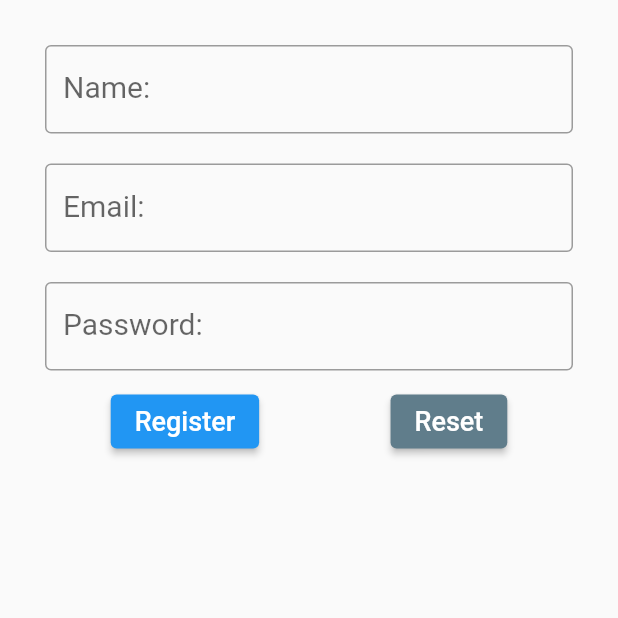
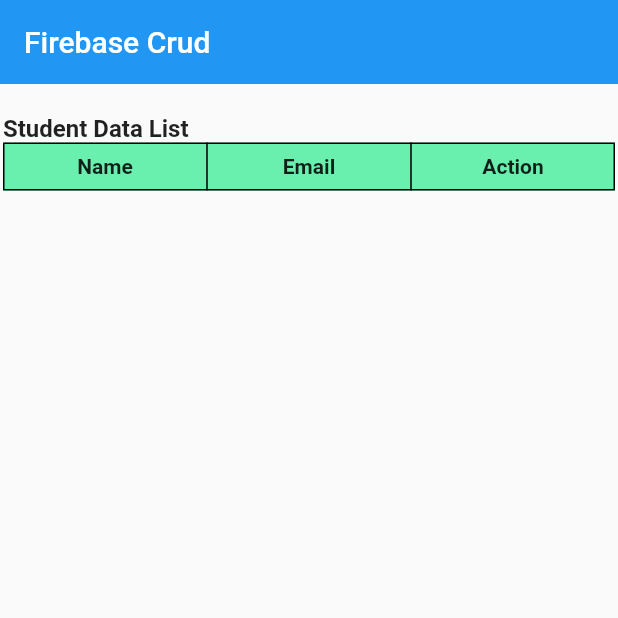
Before and after one commit to regendraSuman2017/Firebase_crud, a Flutter app: the screen it shows after launch, on a phone screen of 412 x 824 dp, the top half of it. Run offline on Flutter 3.47's test engine with Material 2 defaults, Android fonts, the phone set to English and light mode, and no system bars; our stand-ins replace cloud_firestore, firebase_core; accounts and stored records are empty.

Commit message:
Fetch Data From firebase DataBase

```diff
--- /dev/null
+++ b/lib/homePage.dart
@@ -0,0 +1,227 @@
+import 'package:cloud_firestore/cloud_firestore.dart';
+import 'package:flutter/material.dart';
+
+class HomePage extends StatefulWidget {
+  HomePage({Key? key}) : super(key: key);
+
+  @override
+  _HomePageState createState() => _HomePageState();
+}
+
+class _HomePageState extends State<HomePage> {
+  final Stream<QuerySnapshot> studentsStream = FirebaseFirestore.instance.collection('students').snapshots();
+
+  // For Deleting User
+  CollectionReference students = FirebaseFirestore.instance.collection('students');
+  Future<void> deleteUser(id) {
+    // print("User Deleted $id");
+    return students
+        .doc(id)
+        .delete()
+        .then((value) => print('User Deleted'))
+        .catchError((error) => print('Failed to Delete user: $error'));
+  }
+
+  @override
+  Widget build(BuildContext context) {
+    return SafeArea(
+      child: Scaffold(
+        appBar: AppBar(
+          elevation: 0,
+          title: const Text("Firebase Crud"),),
+        body : StreamBuilder<QuerySnapshot>(
+            stream: studentsStream,
+            builder: (BuildContext context, AsyncSnapshot<QuerySnapshot> snapshot) {
+              if (snapshot.hasError) {
+                print('Something went Wrong');
+              }
+              if (snapshot.connectionState == ConnectionState.waiting) {
+                return Center(
+                  child: CircularProgressIndicator(),
+                );
+              }
+
+              final List storedocs = [];
+              snapshot.data!.docs.map((DocumentSnapshot document) {
+                Map a = document.data() as Map<String, dynamic>;
+                storedocs.add(a);
+                a['id'] = document.id;
+              }).toList();
+
+              return Container(
+                margin: EdgeInsets.symmetric(horizontal: 2.0, vertical: 20.0),
+                child: SingleChildScrollView(
+                  scrollDirection: Axis.vertical,
+                  child: Column(
+                    crossAxisAlignment: CrossAxisAlignment.start,
+                    children: [
+                     Text(
+                        'Student Data List',
+                        style: TextStyle(
+                          fontSize: 16.0,
+                          fontWeight: FontWeight.bold,
+                        ),
+                      ),
+                      Table(
+                        border: TableBorder.all(),
+
+                       // defaultVerticalAlignment: TableCellVerticalAlignment.middle,
+                        children: [
+                          TableRow(
+                            children: [
+                             /* TableCell(
+                                child: Container(
+                                  padding: const EdgeInsets.symmetric(vertical: 8),
+                                  color: Colors.greenAccent,
+                                  child: const Center(
+                                    child: Text(
+                                      'SNo',
+                                      style: TextStyle(
+                                        fontSize: 14.0,
+                                        fontWeight: FontWeight.bold,
+                                      ),
+                                    ),
+                                  ),
+                                ),
+                              ),*/
+                              TableCell(
+                                child: Container(
+                                  padding: const EdgeInsets.symmetric(vertical: 8),
+                                  color: Colors.greenAccent,
+                                  child: const Center(
+                                    child: Text(
+                                      'Name',
+                                      style: TextStyle(
+                                        fontSize: 14.0,
+                                        fontWeight: FontWeight.bold,
+                                      ),
+                                    ),
+                                  ),
+                                ),
+                              ),
+                              TableCell(
+                                child: Container(
+                                  padding: const EdgeInsets.symmetric(vertical: 8),
+                                  color: Colors.greenAccent,
+                                  child: const Center(
+                                    child: Text(
+                                      'Email',
+                                      style: TextStyle(
+                                        fontSize: 14.0,
+                                        fontWeight: FontWeight.bold,
+                                      ),
+                                    ),
+                                  ),
+                                ),
+                              ),
+                              TableCell(
+                                child: Container(
+                                  padding: const EdgeInsets.symmetric(vertical: 8),
+                                  color: Colors.greenAccent,
+                                  child: const Center(
+                                    child: Text(
+                                      'Action',
+                                      style: TextStyle(
+                                        fontSize: 14.0,
+                                        fontWeight: FontWeight.bold,
+                                      ),
+                                    ),
+                                  ),
+                                ),
+                              ),
+                            ],
+                          ),
+
+                          for (var i = 0; i < storedocs.length; i++) ...[
+                            TableRow(
+                              children: [
+                               /* TableCell(
+                                  child: Center(
+                                      child: Text((i+1).toString(),
+                                          style: const TextStyle(fontSize: 14.0))),
+                                ),*/
+                                TableCell(
+                                  child: Center(
+                                      child: Text(storedocs[i]['name'],
+                                          style: const TextStyle(fontSize: 14.0))),
+                                ),
+                                TableCell(
+                                  child: Center(
+                                      child: Text(storedocs[i]['email'],
+                                          style: const TextStyle(fontSize: 12.0))),
+                                ),
+                                TableCell(
+                                  child: Row(
+                                mainAxisAlignment: MainAxisAlignment.start,
+              children: [
+              IconButton(
+              onPressed: () => {
+              /* Navigator.push(
+              context,
+              MaterialPageRoute(
+              builder: (context) => UpdateStudentPage(
+              id: storedocs[i]['id']),
+              ),
+              )*/
+              },
+              icon: Icon(
+              Icons.edit,
+              color: Colors.orange,
+                size: 20,
+              ),
+              ),
+                IconButton(
+                  onPressed: () =>
+                  {deleteUser(storedocs[i]['id'])},
+                  icon: Icon(
+                    Icons.delete,
+                    color: Colors.red,
+                    size: 20,
+                  ),
+                ),
+              ])
+                                ),
+                              /*  TableCell(
+                                  child: Row(
+                                    mainAxisAlignment: MainAxisAlignment.center,
+                                    children: [
+                                      IconButton(
+                                        onPressed: () => {
+                                         *//* Navigator.push(
+                                            context,
+                                            MaterialPageRoute(
+                                              builder: (context) => UpdateStudentPage(
+                                                  id: storedocs[i]['id']),
+                                            ),
+                                          )*//*
+                                        },
+                                        icon: Icon(
+                                          Icons.edit,
+                                          color: Colors.orange,
+                                        ),
+                                      ),
+                                      IconButton(
+                                        onPressed: () =>
+                                        {deleteUser(storedocs[i]['id'])},
+                                        icon: Icon(
+                                          Icons.delete,
+                                          color: Colors.red,
+                                        ),
+                                      ),
+                                    ],
+                                  ),
+                                ),*/
+                              ],
+                            ),
+                          ],
+                        ],
+                      ),
+                    ],
+                  ),
+                ),
+              );
+            }),
+      ),
+    );
+  }
+}
--- a/lib/main.dart
+++ b/lib/main.dart
@@ -1,5 +1,6 @@
 import 'package:firebase_core/firebase_core.dart';
 import 'package:flutter/material.dart';
+import 'package:newfirabse/homePage.dart';
 import 'package:newfirabse/insertData.dart';
 
 Future<void> main() async {
@@ -17,6 +18,6 @@ class MyApp extends StatelessWidget {
     return MaterialApp(
       title: 'Flutter Demo',
       theme: ThemeData(primarySwatch: Colors.blue,),
-      home: InsertData());
+      home: HomePage());
   }
 }
```
